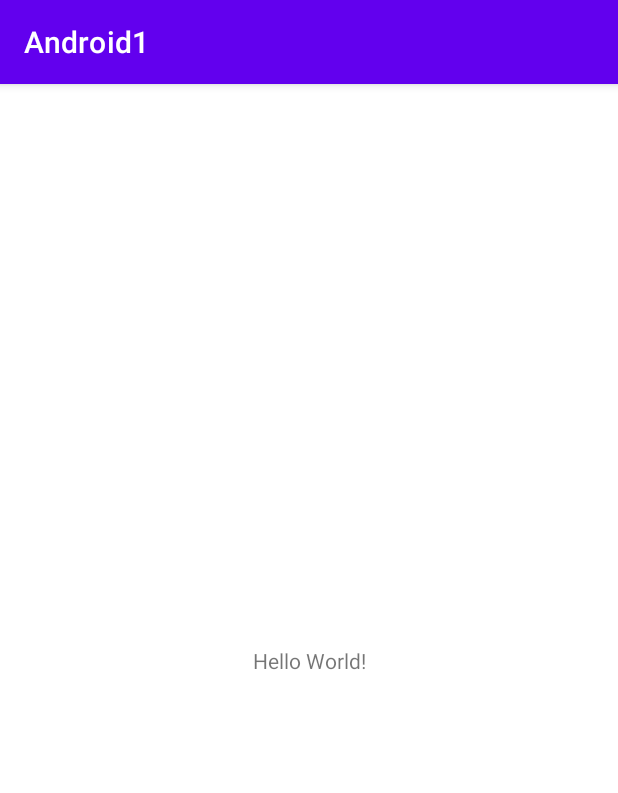
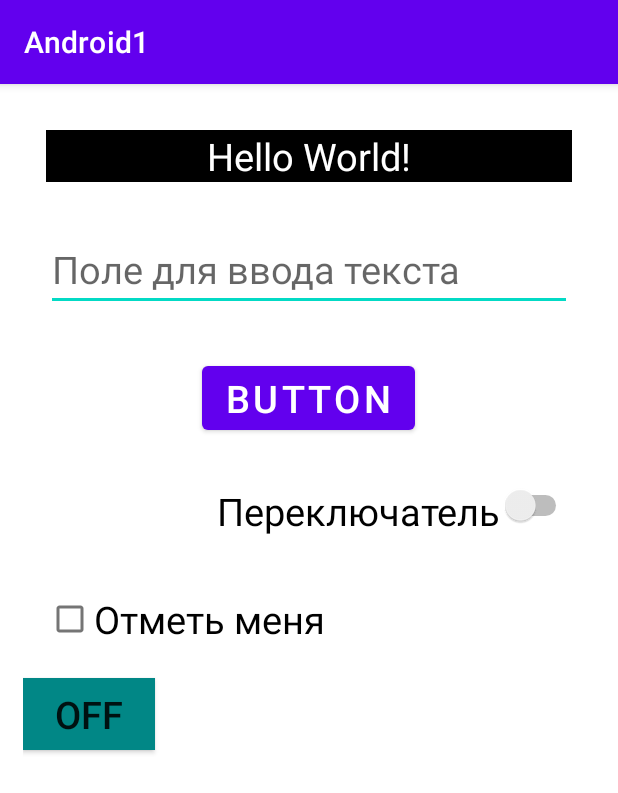
Before and after one commit to TSKMaster/Android1, an Android app: the screen it shows after launch (MainActivity), on a phone screen of 412 x 824 dp. Shown: the top 793 px of the screen. Run offline under Robolectric (Android 15) with nearby library versions, the phone set to English and light mode, and no system bars.

Commit message:
Урок1 Практическое задание

```diff
--- a/app/src/main/java/com/example/android1/MainActivity.java
+++ b/app/src/main/java/com/example/android1/MainActivity.java
@@ -11,4 +11,7 @@ public class MainActivity extends AppCompatActivity {
         super.onCreate(savedInstanceState);
         setContentView(R.layout.activity_main);
     }
+
+
+
 }
--- a/app/src/main/res/layout/activity_main.xml
+++ b/app/src/main/res/layout/activity_main.xml
@@ -1,18 +1,58 @@
 <?xml version="1.0" encoding="utf-8"?>
-<androidx.constraintlayout.widget.ConstraintLayout xmlns:android="http://schemas.android.com/apk/res/android"
-    xmlns:app="http://schemas.android.com/apk/res-auto"
+<LinearLayout xmlns:android="http://schemas.android.com/apk/res/android"
     xmlns:tools="http://schemas.android.com/tools"
     android:layout_width="match_parent"
     android:layout_height="match_parent"
+    android:layout_margin="15dp"
+    android:orientation="vertical"
     tools:context=".MainActivity">
 
     <TextView
+        android:layout_width="match_parent"
+        android:layout_height="wrap_content"
+        android:layout_margin="15dp"
+        android:background="@color/black"
+        android:gravity="center"
+        android:text="Hello World!"
+        android:textColor="@color/white"
+        android:textSize="25sp" />
+
+
+    <EditText
+        android:layout_width="match_parent"
+        android:layout_height="wrap_content"
+        android:layout_margin="15dp"
+        android:hint="Поле для ввода текста"
+        android:textSize="25sp" />
+
+    <Button
         android:layout_width="wrap_content"
         android:layout_height="wrap_content"
-        android:text="Hello World!"
-        app:layout_constraintBottom_toBottomOf="parent"
-        app:layout_constraintEnd_toEndOf="parent"
-        app:layout_constraintStart_toStartOf="parent"
-        app:layout_constraintTop_toTopOf="parent" />
+        android:layout_gravity="center_horizontal"
+        android:layout_margin="15dp"
+        android:text="Button"
+        android:textSize="25sp" />
 
-</androidx.constraintlayout.widget.ConstraintLayout>
+    <Switch
+        android:layout_width="match_parent"
+        android:layout_height="wrap_content"
+        android:layout_margin="15dp"
+        android:gravity="end"
+        android:text="Переключатель"
+        android:textSize="25sp"
+        tools:ignore="UseSwitchCompatOrMaterialXml" />
+
+    <CheckBox
+        android:layout_width="match_parent"
+        android:layout_height="wrap_content"
+        android:layout_margin="15dp"
+        android:text="Отметь меня"
+        android:textSize="25sp" />
+
+    <ToggleButton
+        android:layout_width="wrap_content"
+        android:layout_height="wrap_content"
+        android:background="@color/teal_700"
+        android:textSize="25sp" />
+
+</LinearLayout>
```
Also changed, not shown: app/src/main/res/layout/activity_second.xml (added, +56 -0 lines).
